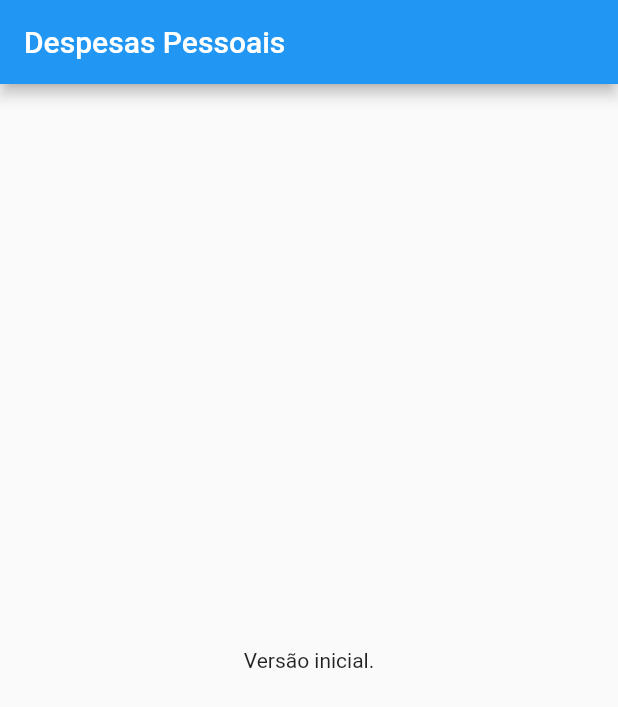
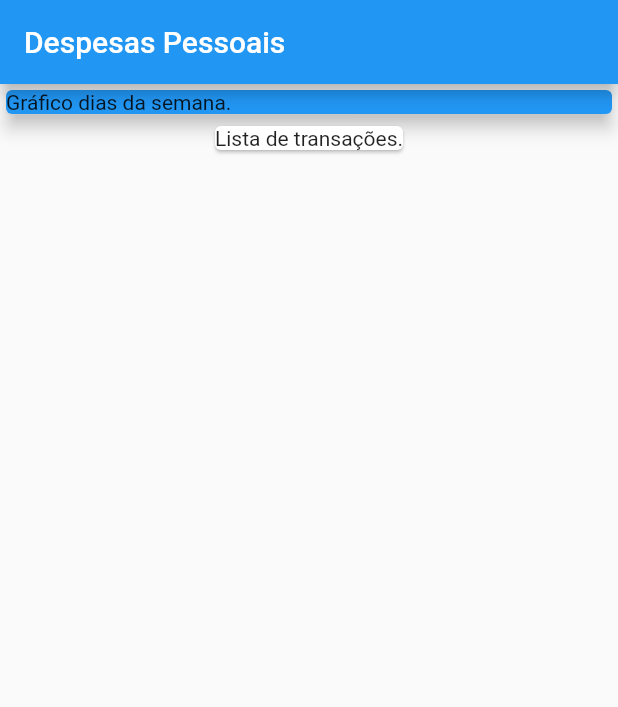
Before and after one commit to camila-fukuda/flutter_despesas_pessoais, a Flutter app: the screen it shows after launch, on a phone screen of 412 x 824 dp. Shown: the top 707 px of the screen. Run offline on Flutter 3.47's test engine with Material 2 defaults, Android fonts, the phone set to English and light mode, and no system bars.

Commit message:
Adicionados os componentes para o gráfico de semana e para a lista de transações.

```diff
--- a/lib/main.dart
+++ b/lib/main.dart
@@ -1,3 +1,5 @@
+// ignore_for_file: sized_box_for_whitespace
+
 import 'package:flutter/material.dart';
 
 main() => runApp(const ExpensesApp());
@@ -22,8 +24,20 @@ class MyHomePage extends StatelessWidget {
       appBar: AppBar(
         title: const Text('Despesas Pessoais'),
       ),
-      body: const Center(
-        child: Text('Versão inicial.'),
+      body: Column(
+        children: <Widget>[
+          Container(
+            width: double.infinity,
+            child: const Card(
+              color: Colors.blue,
+              elevation: 5,
+              child: Text('Gráfico dias da semana.'),
+            ),
+          ),
+          const Card(
+            child: Text('Lista de transações.'),
+          )
+        ],
       ),
     );
   }
```
